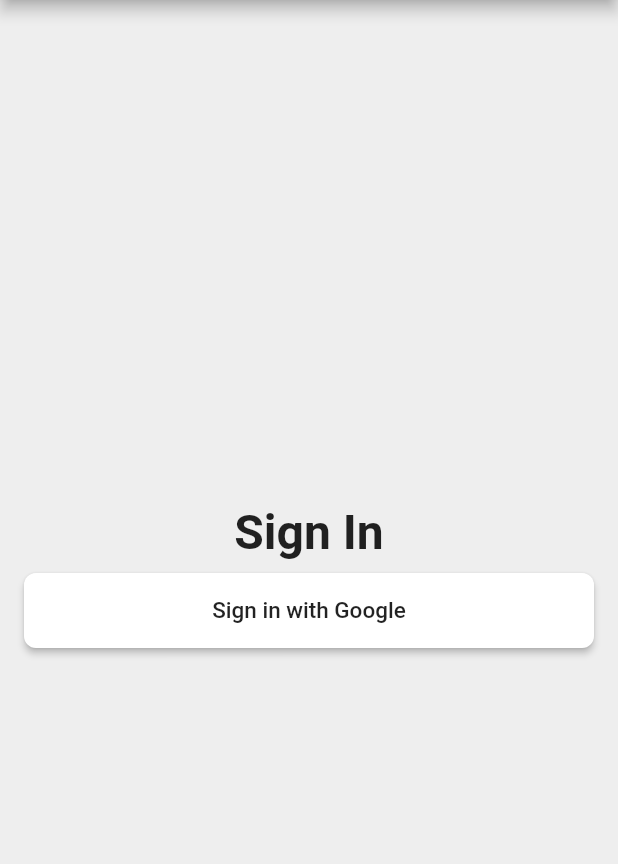
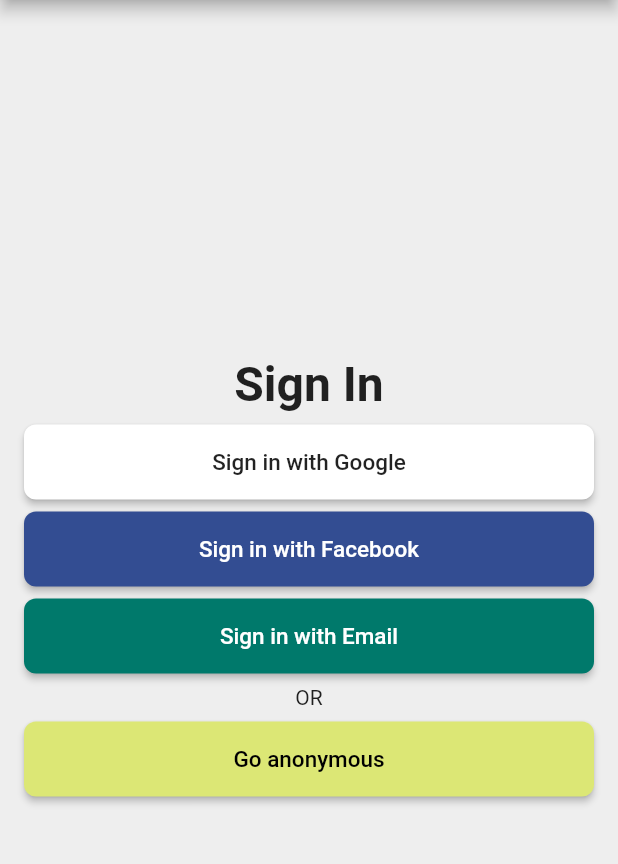
Before and after one commit to zaqturey/time_tracker, a Flutter app: the screen it shows after launch, on a phone screen of 412 x 824 dp, the part 84-948 px from its top. Run offline on Flutter 3.47's test engine with Material 2 defaults, Android fonts, the phone set to English and light mode, and no system bars.

Commit message:
Three new 'SignInButton' has been added for 'Facebook', 'Email' and 'Anonymous' options. # Used Hex color option for Facebook i.e. 'Color(0xFF334D92)' # Used 'textAlign' property for center aligning the 'OR' text i.e. 'TextAlign.center'

```diff
--- a/lib/screens/app_sign_in/sign_in_screen.dart
+++ b/lib/screens/app_sign_in/sign_in_screen.dart
@@ -33,8 +33,35 @@ class SignInScreen extends StatelessWidget {
           SizedBox(height: 8.0),
           SignInButton(
             text: 'Sign in with Google',
+            textColor: Colors.black87,
             color: Colors.white,
-            textColor: Colors.black87,
+            onPressed: () {},
+          ),
+          SizedBox(height: 8.0),
+          SignInButton(
+            text: 'Sign in with Facebook',
+            textColor: Colors.white,
+            color: Color(0xFF334D92),
+            onPressed: () {},
+          ),
+          SizedBox(height: 8.0),
+          SignInButton(
+            text: 'Sign in with Email',
+            textColor: Colors.white,
+            color: Colors.teal[700],
+            onPressed: () {},
+          ),
+          SizedBox(height: 8.0),
+          Text(
+            'OR',
+            style: TextStyle(fontSize: 14.0, color: Colors.black87),
+            textAlign: TextAlign.center,
+          ),
+          SizedBox(height: 8.0),
+          SignInButton(
+            text: 'Go anonymous',
+            textColor: Colors.black,
+            color: Colors.lime[300],
             onPressed: () {},
           ),
         ],
```
